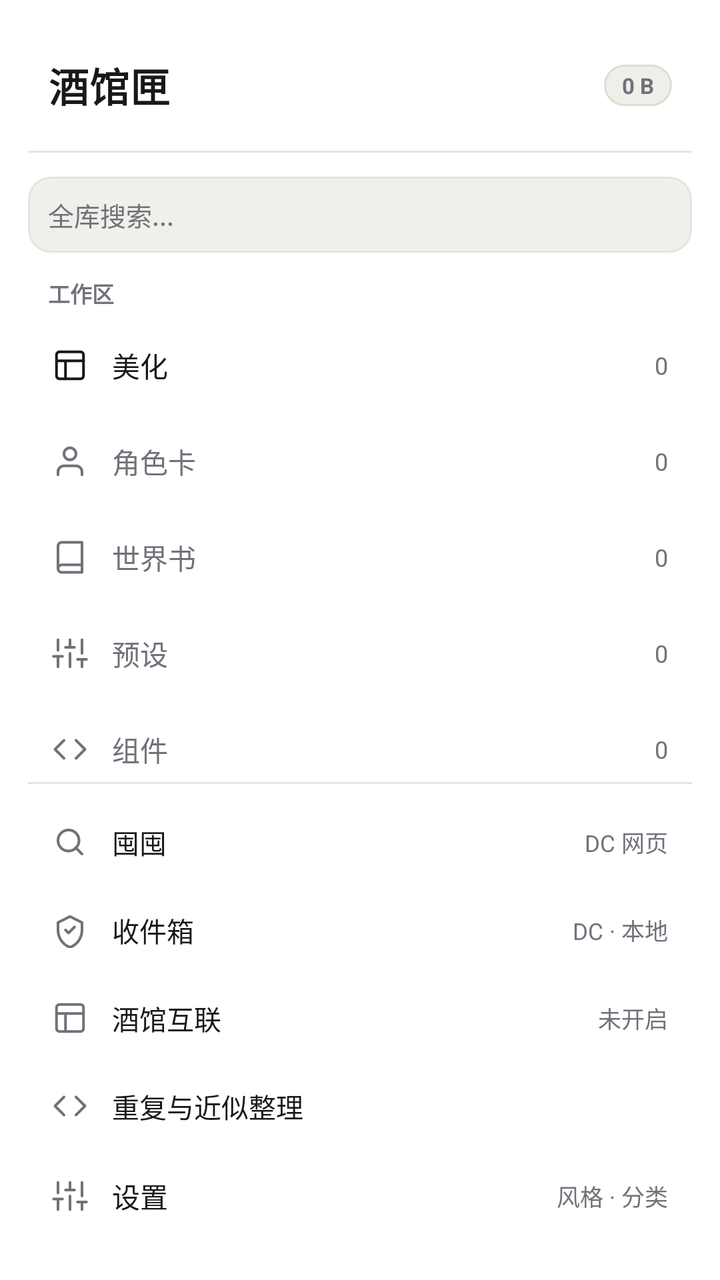
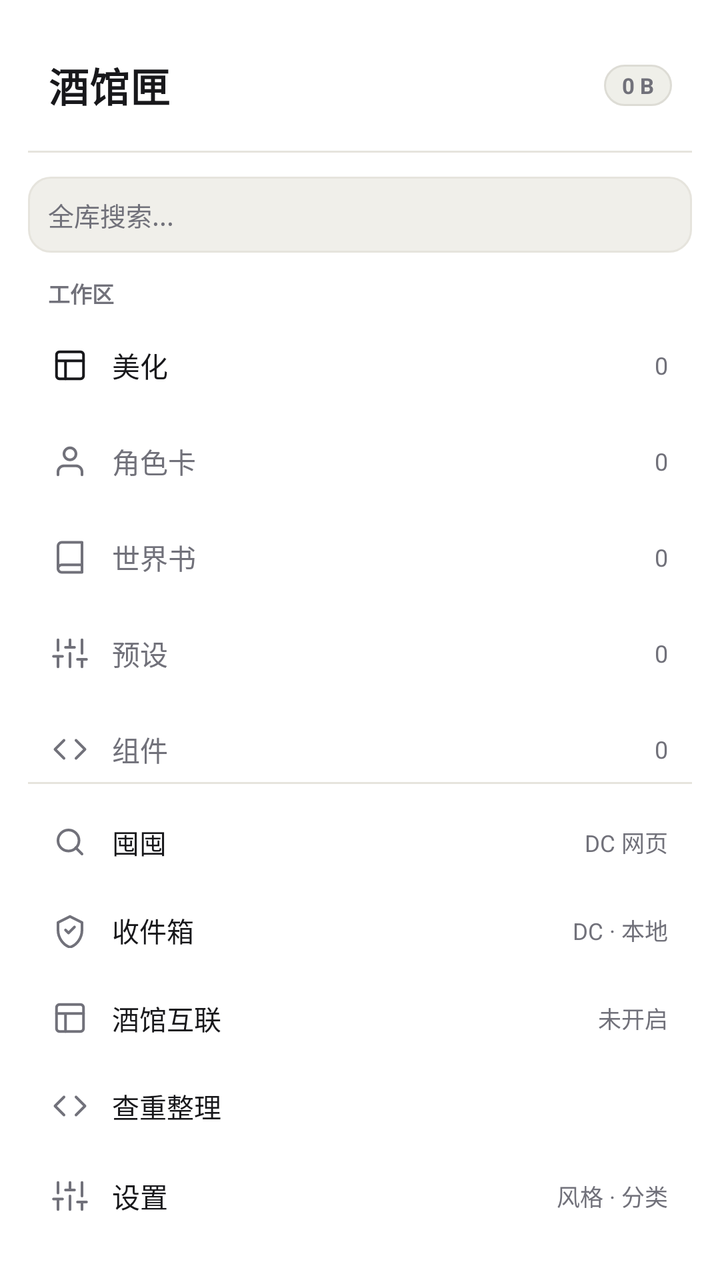

An Android layout rendered at two revisions. The XML below is the earlier revision; the diff shows what the commit changed to produce the second picture.
<!-- AndroidManifest.xml: application theme Theme.STThemeVault -->
<!-- res/layout/layout_drawer.xml -->
<?xml version="1.0" encoding="utf-8"?>
<LinearLayout xmlns:android="http://schemas.android.com/apk/res/android"
    xmlns:app="http://schemas.android.com/apk/res-auto"
    android:layout_width="276dp"
    android:layout_height="match_parent"
    android:layout_gravity="start"
    android:background="@color/surface"
    android:clickable="true"
    android:focusable="true"
    android:orientation="vertical"
    android:paddingHorizontal="14dp"
    android:paddingTop="28dp"
    android:paddingBottom="20dp">

    
    <LinearLayout
        android:layout_width="match_parent"
        android:layout_height="wrap_content"
        android:gravity="center_vertical"
        android:orientation="horizontal"
        android:paddingHorizontal="10dp"
        android:paddingBottom="18dp">

        <TextView
            android:layout_width="0dp"
            android:layout_height="wrap_content"
            android:layout_weight="1"
            android:letterSpacing="0.02"
            android:text="酒馆匣"
            android:textColor="@color/text_primary"
            android:textSize="20sp"
            android:textStyle="bold" />

        <TextView
            android:id="@+id/tvDrawerTotalSize"
            android:layout_width="wrap_content"
            android:layout_height="wrap_content"
            android:background="@drawable/bg_pill_accent"
            android:paddingHorizontal="9dp"
            android:paddingVertical="3dp"
            android:text="0 B"
            android:textColor="@color/text_muted"
            android:textSize="11sp"
            android:textStyle="bold" />
    </LinearLayout>

    <View
        android:layout_width="match_parent"
        android:layout_height="1dp"
        android:layout_marginBottom="12dp"
        android:background="@color/border" />

    
    <LinearLayout
        android:layout_width="match_parent"
        android:layout_height="38dp"
        android:layout_marginBottom="12dp"
        android:background="@drawable/bg_input"
        android:gravity="center_vertical"
        android:orientation="horizontal"
        android:paddingHorizontal="10dp">

        <EditText
            android:id="@+id/etDrawerGlobalSearch"
            android:layout_width="0dp"
            android:layout_height="match_parent"
            android:layout_weight="1"
            android:background="@android:color/transparent"
            android:hint="全库搜索..."
            android:imeOptions="actionSearch"
            android:inputType="text"
            android:singleLine="true"
            android:textColor="@color/text_primary"
            android:textColorHint="@color/text_muted"
            android:textSize="13sp" />

        <TextView
            android:id="@+id/btnDrawerSearchClear"
            android:layout_width="wrap_content"
            android:layout_height="wrap_content"
            android:clickable="true"
            android:focusable="true"
            android:paddingHorizontal="6dp"
            android:paddingVertical="4dp"
            android:text="✕"
            android:textColor="@color/text_muted"
            android:textSize="12sp"
            android:visibility="gone" />
    </LinearLayout>

    
    <TextView
        android:id="@+id/tvDrawerSearchEmpty"
        android:layout_width="match_parent"
        android:layout_height="wrap_content"
        android:gravity="center"
        android:paddingVertical="24dp"
        android:text="未找到匹配资源"
        android:textColor="@color/text_muted"
        android:textSize="12.5sp"
        android:visibility="gone" />

    <androidx.recyclerview.widget.RecyclerView
        android:id="@+id/rvDrawerGlobalSearch"
        android:layout_width="match_parent"
        android:layout_height="0dp"
        android:layout_weight="1"
        android:visibility="gone" />

    
    <LinearLayout
        android:id="@+id/drawerNavGroup"
        android:layout_width="match_parent"
        android:layout_height="0dp"
        android:layout_weight="1"
        android:orientation="vertical">

    <TextView
        android:layout_width="wrap_content"
        android:layout_height="wrap_content"
        android:layout_marginBottom="6dp"
        android:paddingHorizontal="10dp"
        android:text="工作区"
        android:textColor="@color/text_muted"
        android:textSize="11sp"
        android:textStyle="bold" />

    
    <LinearLayout
        android:id="@+id/drawerItemThemes"
        android:layout_width="match_parent"
        android:layout_height="44dp"
        android:layout_marginBottom="4dp"
        android:clickable="true"
        android:focusable="true"
        android:gravity="center_vertical"
        android:orientation="horizontal"
        android:paddingHorizontal="12dp">

        <ImageView
            android:id="@+id/ivDrawerThemes"
            android:layout_width="18dp"
            android:layout_height="18dp"
            android:src="@drawable/ic_module_theme"
            app:tint="@color/text_primary" />

        <TextView
            android:id="@+id/tvDrawerThemes"
            android:layout_width="0dp"
            android:layout_height="wrap_content"
            android:layout_marginStart="12dp"
            android:layout_weight="1"
            android:text="美化"
            android:textColor="@color/text_primary"
            android:textSize="14sp" />

        <TextView
            android:id="@+id/tvCountThemes"
            android:layout_width="wrap_content"
            android:layout_height="wrap_content"
            android:text="0"
            android:textColor="@color/text_muted"
            android:textSize="12sp" />
    </LinearLayout>

    
    <LinearLayout
        android:id="@+id/drawerItemCharacters"
        android:layout_width="match_parent"
        android:layout_height="44dp"
        android:layout_marginBottom="4dp"
        android:clickable="true"
        android:focusable="true"
        android:gravity="center_vertical"
        android:orientation="horizontal"
        android:paddingHorizontal="12dp">

        <ImageView
            android:id="@+id/ivDrawerCharacters"
            android:layout_width="18dp"
            android:layout_height="18dp"
            android:src="@drawable/ic_module_character"
            app:tint="@color/text_muted" />

        <TextView
            android:id="@+id/tvDrawerCharacters"
            android:layout_width="0dp"
            android:layout_height="wrap_content"
            android:layout_marginStart="12dp"
            android:layout_weight="1"
            android:text="角色卡"
            android:textColor="@color/text_muted"
            android:textSize="14sp" />

        <TextView
            android:id="@+id/tvCountChars"
            android:layout_width="wrap_content"
            android:layout_height="wrap_content"
            android:text="0"
            android:textColor="@color/text_muted"
            android:textSize="12sp" />
    </LinearLayout>

    
    <LinearLayout
        android:id="@+id/drawerItemWorldBooks"
        android:layout_width="match_parent"
        android:layout_height="44dp"
        android:layout_marginBottom="4dp"
        android:clickable="true"
        android:focusable="true"
        android:gravity="center_vertical"
        android:orientation="horizontal"
        android:paddingHorizontal="12dp">

        <ImageView
            android:id="@+id/ivDrawerWorldBooks"
            android:layout_width="18dp"
            android:layout_height="18dp"
            android:src="@drawable/ic_module_worldbook"
            app:tint="@color/text_muted" />

        <TextView
            android:id="@+id/tvDrawerWorldBooks"
            android:layout_width="0dp"
            android:layout_height="wrap_content"
            android:layout_marginStart="12dp"
            android:layout_weight="1"
            android:text="世界书"
            android:textColor="@color/text_muted"
            android:textSize="14sp" />

        <TextView
            android:id="@+id/tvCountBooks"
            android:layout_width="wrap_content"
            android:layout_height="wrap_content"
            android:text="0"
            android:textColor="@color/text_muted"
            android:textSize="12sp" />
    </LinearLayout>

    
    <LinearLayout
        android:id="@+id/drawerItemPresets"
        android:layout_width="match_parent"
        android:layout_height="44dp"
        android:layout_marginBottom="4dp"
        android:clickable="true"
        android:focusable="true"
        android:gravity="center_vertical"
        android:orientation="horizontal"
        android:paddingHorizontal="12dp">

        <ImageView
            android:id="@+id/ivDrawerPresets"
            android:layout_width="18dp"
            android:layout_height="18dp"
            android:src="@drawable/ic_module_preset"
            app:tint="@color/text_muted" />

        <TextView
            android:id="@+id/tvDrawerPresets"
            android:layout_width="0dp"
            android:layout_height="wrap_content"
            android:layout_marginStart="12dp"
            android:layout_weight="1"
            android:text="预设"
            android:textColor="@color/text_muted"
            android:textSize="14sp" />

        <TextView
            android:id="@+id/tvCountPresets"
            android:layout_width="wrap_content"
            android:layout_height="wrap_content"
            android:text="0"
            android:textColor="@color/text_muted"
            android:textSize="12sp" />
    </LinearLayout>

    
    <LinearLayout
        android:id="@+id/drawerItemComponents"
        android:layout_width="match_parent"
        android:layout_height="44dp"
        android:layout_marginBottom="4dp"
        android:clickable="true"
        android:focusable="true"
        android:gravity="center_vertical"
        android:orientation="horizontal"
        android:paddingHorizontal="12dp">

        <ImageView
            android:id="@+id/ivDrawerComponents"
            android:layout_width="18dp"
            android:layout_height="18dp"
            android:src="@drawable/ic_module_component"
            app:tint="@color/text_muted" />

        <TextView
            android:id="@+id/tvDrawerComponents"
            android:layout_width="0dp"
            android:layout_height="wrap_content"
            android:layout_marginStart="12dp"
            android:layout_weight="1"
            android:text="组件"
            android:textColor="@color/text_muted"
            android:textSize="14sp" />

        <TextView
            android:id="@+id/tvCountComps"
            android:layout_width="wrap_content"
            android:layout_height="wrap_content"
            android:text="0"
            android:textColor="@color/text_muted"
            android:textSize="12sp" />
    </LinearLayout>

    </LinearLayout>

    <View
        android:layout_width="match_parent"
        android:layout_height="1dp"
        android:layout_marginBottom="8dp"
        android:background="@color/border" />

    
    <LinearLayout
        android:id="@+id/drawerItemHoard"
        android:layout_width="match_parent"
        android:layout_height="42dp"
        android:layout_marginBottom="2dp"
        android:clickable="true"
        android:focusable="true"
        android:gravity="center_vertical"
        android:orientation="horizontal"
        android:paddingHorizontal="12dp">

        <ImageView
            android:layout_width="18dp"
            android:layout_height="18dp"
            android:src="@drawable/ic_nav_search"
            app:tint="@color/text_muted" />

        <TextView
            android:layout_width="0dp"
            android:layout_height="wrap_content"
            android:layout_marginStart="12dp"
            android:layout_weight="1"
            android:text="囤囤"
            android:textColor="@color/text_primary"
            android:textSize="13.5sp" />

        <TextView
            android:layout_width="wrap_content"
            android:layout_height="wrap_content"
            android:text="DC 网页"
            android:textColor="@color/text_muted"
            android:textSize="11.5sp" />
    </LinearLayout>

    
    <LinearLayout
        android:id="@+id/drawerItemInbox"
        android:layout_width="match_parent"
        android:layout_height="42dp"
        android:layout_marginBottom="2dp"
        android:clickable="true"
        android:focusable="true"
        android:gravity="center_vertical"
        android:orientation="horizontal"
        android:paddingHorizontal="12dp">

        <ImageView
            android:layout_width="18dp"
            android:layout_height="18dp"
            android:src="@drawable/ic_nav_vault"
            app:tint="@color/text_muted" />

        <TextView
            android:layout_width="0dp"
            android:layout_height="wrap_content"
            android:layout_marginStart="12dp"
            android:layout_weight="1"
            android:text="收件箱"
            android:textColor="@color/text_primary"
            android:textSize="13.5sp" />

        <TextView
            android:id="@+id/tvDrawerInboxStatus"
            android:layout_width="wrap_content"
            android:layout_height="wrap_content"
            android:text="DC · 本地"
            android:textColor="@color/text_muted"
            android:textSize="11.5sp" />
    </LinearLayout>

    
    <LinearLayout
        android:id="@+id/drawerItemBridge"
        android:layout_width="match_parent"
        android:layout_height="42dp"
        android:layout_marginBottom="2dp"
        android:clickable="true"
        android:focusable="true"
        android:gravity="center_vertical"
        android:orientation="horizontal"
        android:paddingHorizontal="12dp">

        <ImageView
            android:layout_width="18dp"
            android:layout_height="18dp"
            android:src="@drawable/ic_module_theme"
            app:tint="@color/text_muted" />

        <TextView
            android:layout_width="0dp"
            android:layout_height="wrap_content"
            android:layout_marginStart="12dp"
            android:layout_weight="1"
            android:text="酒馆互联"
            android:textColor="@color/text_primary"
            android:textSize="13.5sp" />

        <TextView
            android:id="@+id/tvDrawerBridgeStatus"
            android:layout_width="wrap_content"
            android:layout_height="wrap_content"
            android:text="未开启"
            android:textColor="@color/text_muted"
            android:textSize="11.5sp" />
    </LinearLayout>

    
    <LinearLayout
        android:id="@+id/drawerItemDedup"
        android:layout_width="match_parent"
        android:layout_height="42dp"
        android:layout_marginBottom="2dp"
        android:clickable="true"
        android:focusable="true"
        android:gravity="center_vertical"
        android:orientation="horizontal"
        android:paddingHorizontal="12dp">

        <ImageView
            android:layout_width="18dp"
            android:layout_height="18dp"
            android:src="@drawable/ic_module_component"
            app:tint="@color/text_muted" />

        <TextView
            android:layout_width="0dp"
            android:layout_height="wrap_content"
            android:layout_marginStart="12dp"
            android:layout_weight="1"
            android:text="重复与近似整理"
            android:textColor="@color/text_primary"
            android:textSize="13.5sp" />
    </LinearLayout>

    
    <LinearLayout
        android:id="@+id/drawerItemSettings"
        android:layout_width="match_parent"
        android:layout_height="44dp"
        android:clickable="true"
        android:focusable="true"
        android:gravity="center_vertical"
        android:orientation="horizontal"
        android:paddingHorizontal="12dp">

        <ImageView
            android:layout_width="18dp"
            android:layout_height="18dp"
            android:src="@drawable/ic_module_preset"
            app:tint="@color/text_muted" />

        <TextView
            android:layout_width="0dp"
            android:layout_height="wrap_content"
            android:layout_marginStart="12dp"
            android:layout_weight="1"
            android:text="设置"
            android:textColor="@color/text_primary"
            android:textSize="14sp" />

        <TextView
            android:layout_width="wrap_content"
            android:layout_height="wrap_content"
            android:text="风格 · 分类"
            android:textColor="@color/text_muted"
            android:textSize="11.5sp" />
    </LinearLayout>
</LinearLayout>
<!-- resources referenced by this layout -->
<resources>
  <color name="border">#E6E4DD</color>
  <color name="surface">#FFFFFF</color>
  <color name="text_muted">#71717A</color>
  <color name="text_primary">#18181B</color>
  <!-- drawable bg_input (drawable) -->
  <?xml version="1.0" encoding="utf-8"?>
  <shape xmlns:android="http://schemas.android.com/apk/res/android" android:shape="rectangle">
      <solid android:color="@color/surface_2" />
      <corners android:radius="11dp" />
      <stroke android:width="1dp" android:color="@color/border" />
  </shape>
  <!-- drawable bg_pill_accent (drawable) -->
  <?xml version="1.0" encoding="utf-8"?>
  <shape xmlns:android="http://schemas.android.com/apk/res/android" android:shape="rectangle">
      <solid android:color="@color/pill_accent_bg" />
      <corners android:radius="999dp" />
      <stroke android:width="1dp" android:color="@color/pill_accent_stroke" />
  </shape>
  <!-- drawable ic_module_character (drawable) -->
  <?xml version="1.0" encoding="utf-8"?>
  <vector xmlns:android="http://schemas.android.com/apk/res/android"
      android:width="20dp"
      android:height="20dp"
      android:viewportWidth="24"
      android:viewportHeight="24">
      <path
          android:fillColor="@android:color/transparent"
          android:pathData="M20,21v-2a4,4 0,0 0,-4 -4H8a4,4 0,0 0,-4 4v2"
          android:strokeWidth="1.8"
          android:strokeColor="#FFFFFF"
          android:strokeLineCap="round"
          android:strokeLineJoin="round" />
      <path
          android:fillColor="@android:color/transparent"
          android:pathData="M12,3a4,4 0,1 0,0 8a4,4 0,1 0,0 -8z"
          android:strokeWidth="1.8"
          android:strokeColor="#FFFFFF"
          android:strokeLineCap="round" />
  </vector>
  <!-- drawable ic_module_component (drawable) -->
  <?xml version="1.0" encoding="utf-8"?>
  <vector xmlns:android="http://schemas.android.com/apk/res/android"
      android:width="20dp"
      android:height="20dp"
      android:viewportWidth="24"
      android:viewportHeight="24">
      <path
          android:fillColor="@android:color/transparent"
          android:pathData="M16,18l6,-6l-6,-6M8,6l-6,6l6,6"
          android:strokeWidth="1.8"
          android:strokeColor="#FFFFFF"
          android:strokeLineCap="round"
          android:strokeLineJoin="round" />
  </vector>
  <!-- drawable ic_module_preset (drawable) -->
  <?xml version="1.0" encoding="utf-8"?>
  <vector xmlns:android="http://schemas.android.com/apk/res/android"
      android:width="20dp"
      android:height="20dp"
      android:viewportWidth="24"
      android:viewportHeight="24">
      <path
          android:fillColor="@android:color/transparent"
          android:pathData="M4,21v-7M4,10V3M12,21v-9M12,8V3M20,21v-5M20,12V3M1,14h6M9,8h6M17,16h6"
          android:strokeWidth="1.8"
          android:strokeColor="#FFFFFF"
          android:strokeLineCap="round"
          android:strokeLineJoin="round" />
  </vector>
  <!-- drawable ic_module_theme (drawable) -->
  <?xml version="1.0" encoding="utf-8"?>
  <vector xmlns:android="http://schemas.android.com/apk/res/android"
      android:width="20dp"
      android:height="20dp"
      android:viewportWidth="24"
      android:viewportHeight="24">
      <path
          android:fillColor="@android:color/transparent"
          android:pathData="M3,5a2,2 0,0 1,2 -2h14a2,2 0,0 1,2 2v14a2,2 0,0 1,-2 2H5a2,2 0,0 1,-2 -2V5z"
          android:strokeWidth="1.8"
          android:strokeColor="#FFFFFF"
          android:strokeLineJoin="round" />
      <path
          android:fillColor="@android:color/transparent"
          android:pathData="M3,9h18M9,21V9"
          android:strokeWidth="1.8"
          android:strokeColor="#FFFFFF"
          android:strokeLineCap="round" />
  </vector>
  <color name="surface_2">#F0EFEA</color>
  <color name="pill_accent_bg">#EFEFE9</color>
  <color name="pill_accent_stroke">#DDDCD5</color>
  <color name="accent">#18181B</color>
  <color name="on_accent">#FFFFFF</color>
  <color name="bg">#F7F7F5</color>
  <!-- unchanged entries left out for length: 4 -->
</resources>

<!-- the commit's change to res/layout/layout_drawer.xml (unified diff, before → after) -->
@@ -453,7 +453,7 @@
             android:layout_height="wrap_content"
             android:layout_marginStart="12dp"
             android:layout_weight="1"
-            android:text="重复与近似整理"
+            android:text="查重整理"
             android:textColor="@color/text_primary"
             android:textSize="13.5sp" />
     </LinearLayout>
